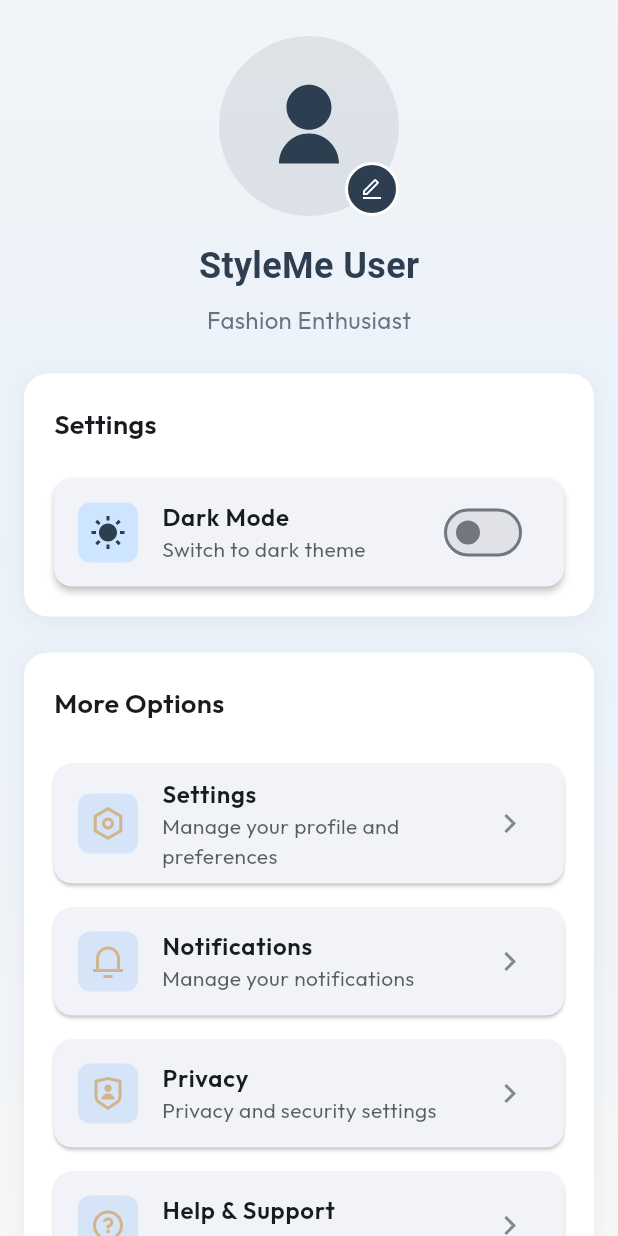
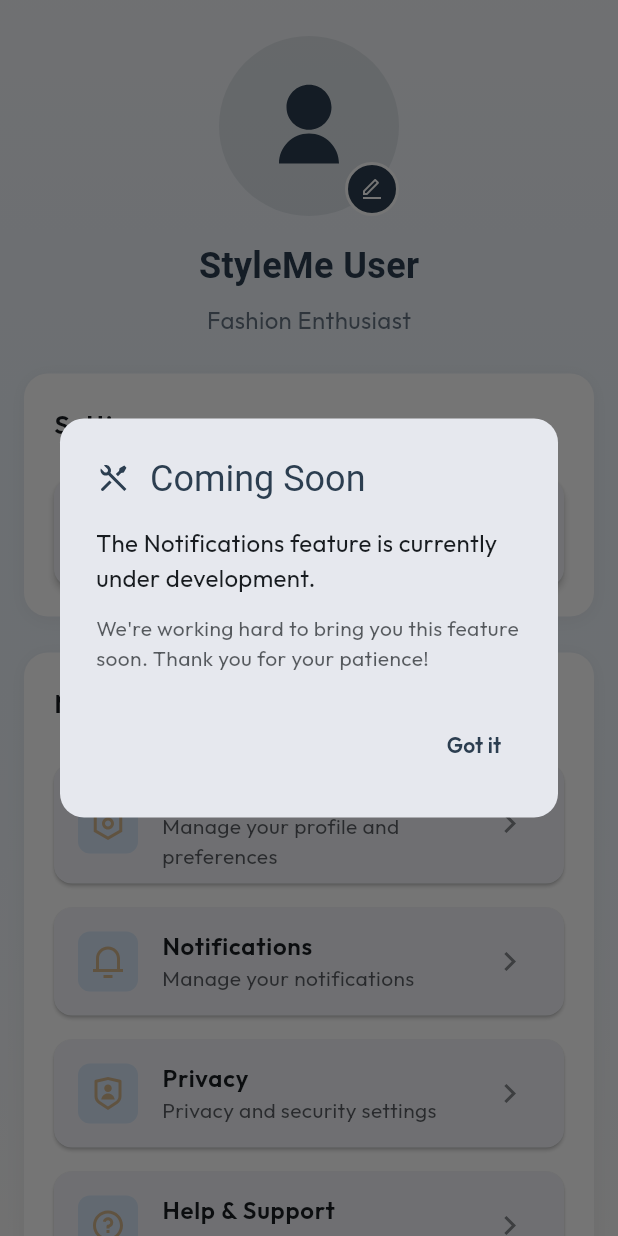
Before and after one commit to harsh-kakadiya1/StyleMe--Your-Personal-AI-Fashion-Stylist, a Flutter app: the ProfileScreen widget shown alone on an empty page, opened directly, after a tap on "Notifications", on a phone screen of 412 x 824 dp. Run offline on Flutter 3.47's test engine with Material 3 defaults, Android fonts, the phone set to English and light mode, and no system bars; our stand-ins replace flutter_remix, google_fonts, image_picker, shared_preferences, table_calendar; accounts and stored records are empty; Roboto replaces fonts that are missing (Prata).

Commit message:
Implement "Coming Soon" dialog for profile settings features
- Updated settings items in ProfileScreen to show a dialog when tapped, indicating that the feature is under development.
- Added _showComingSoonDialog method to display a structured alert with feature details and a confirmation button.
- Enhanced user experience by providing feedback on unavailable features.

```diff
--- a/lib/screens/profile_screen.dart
+++ b/lib/screens/profile_screen.dart
@@ -317,7 +317,7 @@ class ProfileScreen extends StatelessWidget {
                         FlutterRemix.notification_3_line,
                         'Notifications',
                         'Manage your notifications',
-                        () {},
+                        () => _showComingSoonDialog(context, 'Notifications'),
                       ),
 
                       _buildSettingsItem(
@@ -325,7 +325,7 @@ class ProfileScreen extends StatelessWidget {
                         FlutterRemix.shield_user_line,
                         'Privacy',
                         'Privacy and security settings',
-                        () {},
+                        () => _showComingSoonDialog(context, 'Privacy'),
                       ),
 
                       _buildSettingsItem(
@@ -333,7 +333,7 @@ class ProfileScreen extends StatelessWidget {
                         FlutterRemix.question_line,
                         'Help & Support',
                         'Get help and support',
-                        () {},
+                        () => _showComingSoonDialog(context, 'Help & Support'),
                       ),
 
                       _buildSettingsItem(
@@ -434,4 +434,63 @@ class ProfileScreen extends StatelessWidget {
     ];
     return '${months[date.month - 1]} ${date.day}, ${date.year}';
   }
+
+  void _showComingSoonDialog(BuildContext context, String featureName) {
+    showDialog(
+      context: context,
+      builder: (BuildContext context) {
+        return AlertDialog(
+          shape: RoundedRectangleBorder(
+            borderRadius: BorderRadius.circular(16),
+          ),
+          title: Row(
+            children: [
+              Icon(
+                FlutterRemix.tools_line,
+                color: Theme.of(context).colorScheme.primary,
+                size: 24,
+              ),
+              const SizedBox(width: 12),
+              Text('Coming Soon'),
+            ],
+          ),
+          content: Column(
+            mainAxisSize: MainAxisSize.min,
+            crossAxisAlignment: CrossAxisAlignment.start,
+            children: [
+              Text(
+                'The $featureName feature is currently under development.',
+                style: TextStyle(
+                  fontSize: 16,
+                  color: Theme.of(context).colorScheme.onSurface,
+                ),
+              ),
+              const SizedBox(height: 12),
+              Text(
+                'We\'re working hard to bring you this feature soon. Thank you for your patience!',
+                style: TextStyle(
+                  fontSize: 14,
+                  color: Theme.of(
+                    context,
+                  ).colorScheme.onSurface.withValues(alpha: 0.7),
+                ),
+              ),
+            ],
+          ),
+          actions: [
+            TextButton(
+              onPressed: () => Navigator.of(context).pop(),
+              child: Text(
+                'Got it',
+                style: TextStyle(
+                  color: Theme.of(context).colorScheme.primary,
+                  fontWeight: FontWeight.w600,
+                ),
+              ),
+            ),
+          ],
+        );
+      },
+    );
+  }
 }
```
